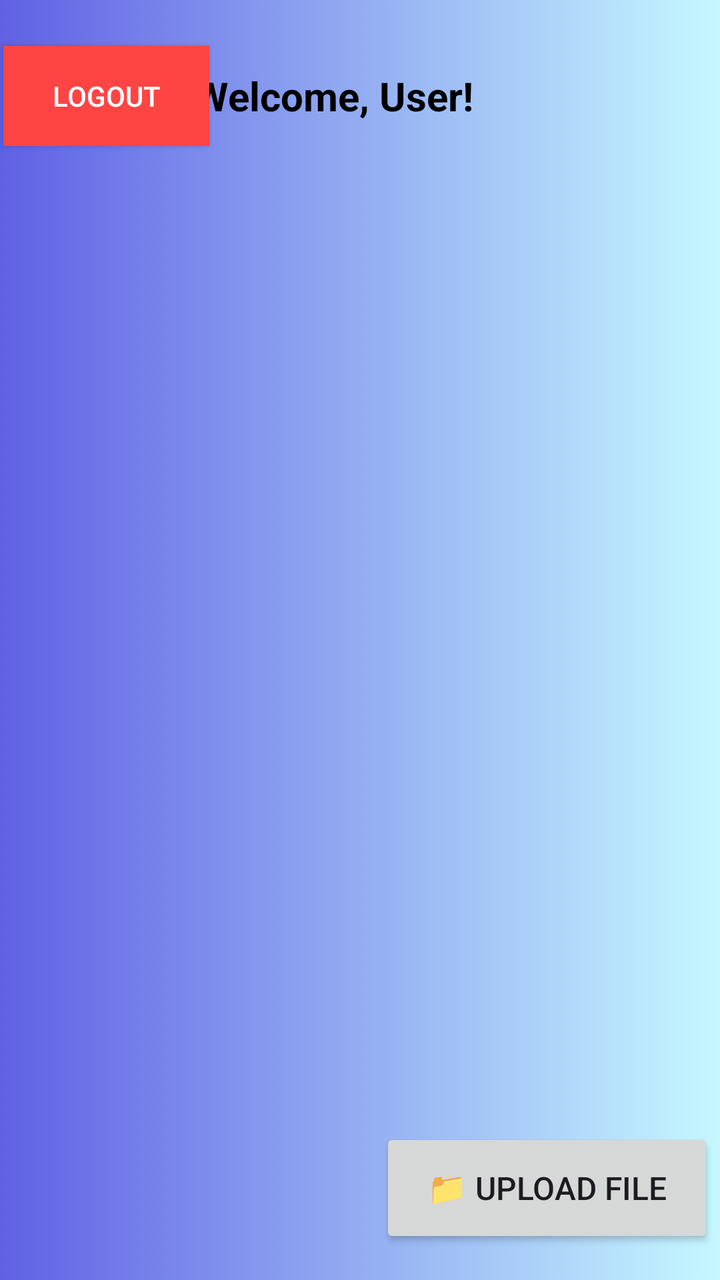
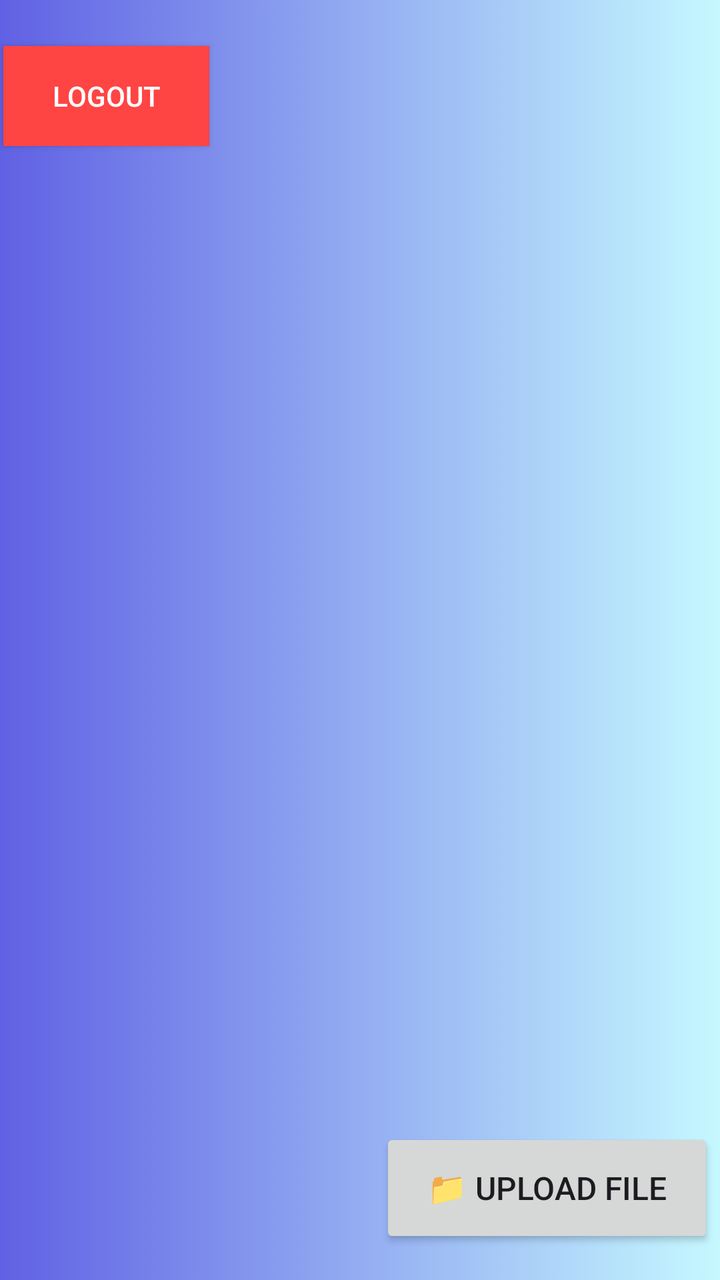

Compare the two renders of this Android layout. The source of the first and the diff that turns it into the second are given below.
<!-- AndroidManifest.xml: application theme Theme.MyApplication -->
<!-- res/layout/activity_display.xml -->
<?xml version="1.0" encoding="utf-8"?>
<androidx.constraintlayout.widget.ConstraintLayout xmlns:android="http://schemas.android.com/apk/res/android"
    xmlns:app="http://schemas.android.com/apk/res-auto"
    xmlns:tools="http://schemas.android.com/tools"
    android:layout_width="match_parent"
    android:layout_height="match_parent"
    android:background="@drawable/mainbackgroundaa">

    

    

    

    

    <TextView
        android:id="@+id/userWelcome"
        android:layout_width="167dp"
        android:layout_height="37dp"
        android:text="Welcome, User!"
        android:textColor="@android:color/black"
        android:textSize="20sp"
        android:textStyle="bold"
        app:layout_constraintBottom_toBottomOf="parent"
        app:layout_constraintEnd_toEndOf="parent"
        app:layout_constraintStart_toStartOf="parent"
        app:layout_constraintTop_toTopOf="parent"
        app:layout_constraintVertical_bias="0.057" />

    <Button
        android:id="@+id/logoutButton"
        android:layout_width="103dp"
        android:layout_height="50dp"
        android:background="@android:color/holo_red_light"
        android:text="Logout"
        android:textColor="@android:color/white"
        app:layout_constraintBottom_toBottomOf="parent"
        app:layout_constraintEnd_toEndOf="parent"
        app:layout_constraintHorizontal_bias="0.006"
        app:layout_constraintStart_toStartOf="parent"
        app:layout_constraintTop_toTopOf="parent"
        app:layout_constraintVertical_bias="0.039" />

    <ScrollView
        android:id="@+id/scrollView2"
        android:layout_width="0dp"
        android:layout_height="0dp"
        android:layout_marginStart="16dp"
        android:layout_marginEnd="16dp"
        app:layout_constraintEnd_toEndOf="parent"
        app:layout_constraintHorizontal_bias="0.0"
        app:layout_constraintStart_toStartOf="parent"
        app:layout_constraintTop_toBottomOf="@+id/userWelcome">

    </ScrollView>

    <Button
        android:id="@+id/uploadButton"
        android:layout_width="167dp"
        android:layout_height="60dp"
        android:layout_marginBottom="16dp"
        android:text="📁 Upload File"
        android:textSize="16sp"
        app:layout_constraintBottom_toBottomOf="parent"
        app:layout_constraintEnd_toEndOf="parent"
        app:layout_constraintHorizontal_bias="0.985"
        app:layout_constraintStart_toStartOf="parent" />

    <LinearLayout
        android:id="@+id/filesContainer"
        android:layout_width="394dp"
        android:layout_height="564dp"
        android:orientation="vertical"
        android:padding="10dp"
        app:layout_constraintBottom_toTopOf="@+id/uploadButton"
        app:layout_constraintEnd_toEndOf="parent"
        app:layout_constraintStart_toStartOf="parent"
        app:layout_constraintTop_toBottomOf="@+id/scrollView2"
        app:layout_constraintVertical_bias="0.372" />

</androidx.constraintlayout.widget.ConstraintLayout>
<!-- resources referenced by this layout -->
<resources>
  <!-- drawable mainbackgroundaa (drawable) -->
  <?xml version="1.0" encoding="utf-8"?>
  <selector xmlns:android="http://schemas.android.com/apk/res/android">
      <item>
          <shape android:shape="rectangle">
              <gradient
  
                  android:startColor="#6061E4"
                  android:endColor="#C6F8FF">
              </gradient>
          </shape>
      </item>
  </selector>
  <style name="Theme.MyApplication" parent="Base.Theme.MyApplication" />
  <style name="Base.Theme.MyApplication" parent="Theme.Material3.DayNight.NoActionBar">
          
          
      </style>
</resources>

<!-- the commit's change to res/layout/activity_display.xml (unified diff, before → after) -->
@@ -16,17 +16,17 @@
 
     <TextView
         android:id="@+id/userWelcome"
-        android:layout_width="167dp"
-        android:layout_height="37dp"
-        android:text="Welcome, User!"
+        android:layout_width="269dp"
+        android:layout_height="49dp"
         android:textColor="@android:color/black"
         android:textSize="20sp"
         android:textStyle="bold"
         app:layout_constraintBottom_toBottomOf="parent"
         app:layout_constraintEnd_toEndOf="parent"
+        app:layout_constraintHorizontal_bias="0.802"
         app:layout_constraintStart_toStartOf="parent"
         app:layout_constraintTop_toTopOf="parent"
-        app:layout_constraintVertical_bias="0.057" />
+        app:layout_constraintVertical_bias="0.041" />
 
     <Button
         android:id="@+id/logoutButton"
